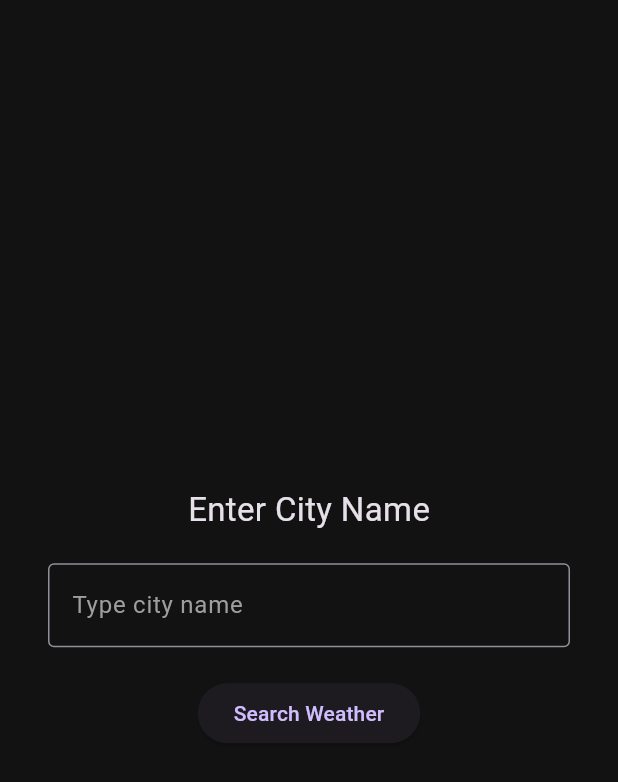
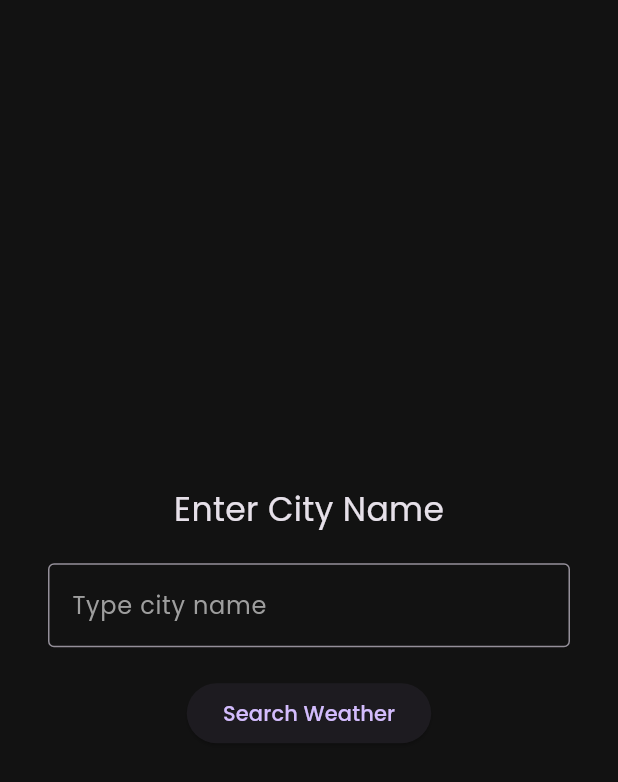
Before and after one commit to Mayank0201/Flutter-Projects, a Flutter app: the screen it shows after launch, on a phone screen of 412 x 824 dp. Shown: the top 782 px of the screen. Run offline on Flutter 3.47's test engine with Material 3 defaults, Android fonts, the phone set to English and light mode, and no system bars; our stand-ins replace flutter_dotenv, google_fonts.

Commit message:
Add New Font Styling

```diff
--- a/weather/lib/main.dart
+++ b/weather/lib/main.dart
@@ -1,8 +1,9 @@
 import 'package:flutter/material.dart';
+import 'package:flutter_dotenv/flutter_dotenv.dart';
+import 'package:google_fonts/google_fonts.dart';
 import 'package:weather/pages/city_input.dart';
-import 'package:flutter_dotenv/flutter_dotenv.dart';
 
-void main() async {
+Future<void> main() async {
   WidgetsFlutterBinding.ensureInitialized();
   await dotenv.load(fileName: ".env");
   runApp(const MyApp());
@@ -13,11 +14,30 @@ class MyApp extends StatelessWidget {
 
   @override
   Widget build(BuildContext context) {
-    // material app with dark theme
+    final scheme = ColorScheme.fromSeed(
+      seedColor: Colors.deepPurple,
+      brightness: Brightness.dark,
+    );
+
     return MaterialApp(
       debugShowCheckedModeBanner: false,
-      theme: ThemeData.dark(),
-      home: const CityInputScreen(),  // start with city input page
+      theme: ThemeData(
+        useMaterial3: true,
+        colorScheme: scheme,
+
+        // global font (poppins)
+        textTheme: GoogleFonts.poppinsTextTheme(
+          ThemeData.dark().textTheme,
+        ),
+
+        appBarTheme: AppBarTheme(
+          backgroundColor: scheme.primary,
+          foregroundColor: scheme.onPrimary,
+          centerTitle: true,
+          elevation: 2,
+        ),
+      ),
+      home: const CityInputScreen(),
     );
   }
 }
--- a/weather/pubspec.yaml
+++ b/weather/pubspec.yaml
@@ -1,6 +1,6 @@
 name: weather
 description: "A new Flutter project using openweather api."
-publish_to: 'none'
+publish_to: "none"
 
 version: 1.0.0+1
 
@@ -13,6 +13,7 @@ dependencies:
   http: ^1.2.1
   cupertino_icons: ^1.0.8
   flutter_dotenv: ^5.1.0
+  google_fonts: ^6.2.1
 
 dev_dependencies:
   flutter_test:
```
Also changed, not shown: weather/pubspec.lock, 1 other file.
